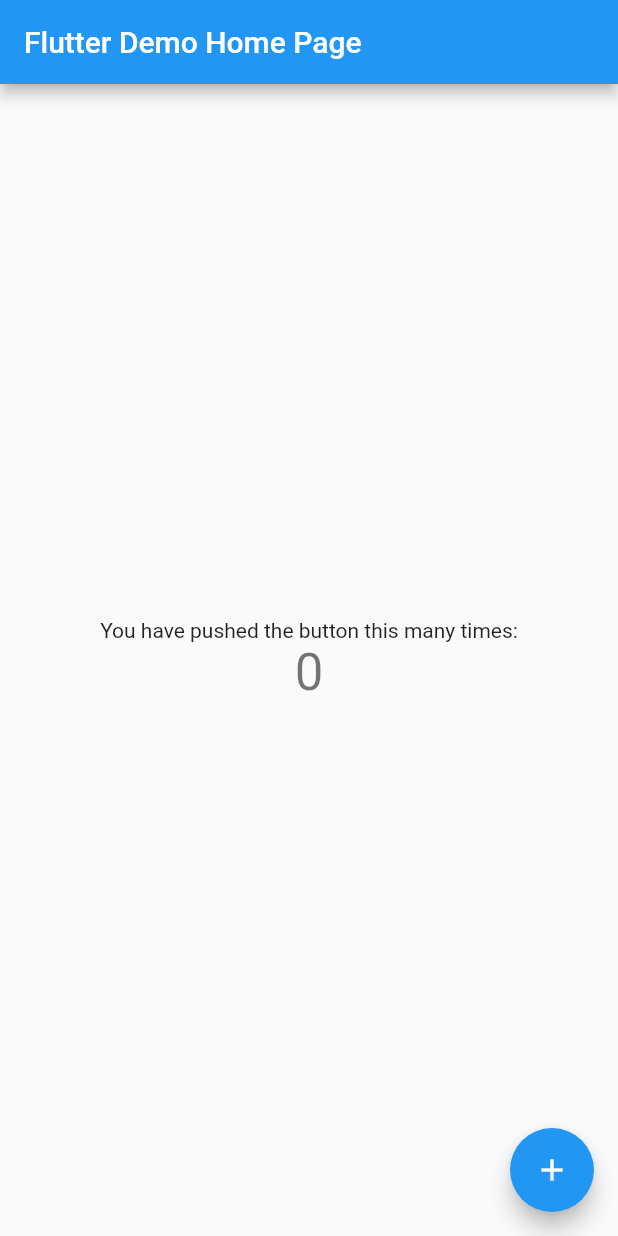
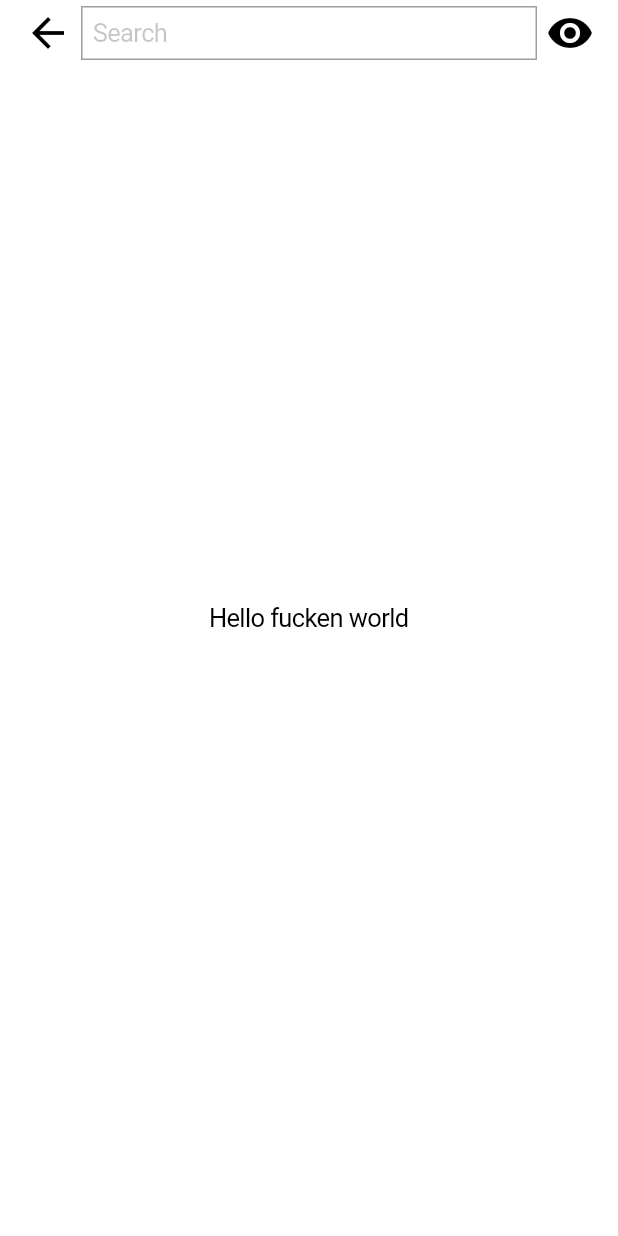
Before and after one commit to plokmij/search-pageUI, a Flutter app: the screen it shows after launch, on a phone screen of 412 x 824 dp. Run offline on Flutter 3.47's test engine with Material 2 defaults, Android fonts, the phone set to English and light mode, and no system bars.

Commit message:
add navbar

```diff
--- a/lib/main.dart
+++ b/lib/main.dart
@@ -1,111 +1,34 @@
+import 'package:flutter/cupertino.dart';
 import 'package:flutter/material.dart';
 
-void main() => runApp(MyApp());
+void main() {
+  runApp(App());
+}
 
-class MyApp extends StatelessWidget {
-  // This widget is the root of your application.
-  @override
+class App extends StatelessWidget {
   Widget build(BuildContext context) {
-    return MaterialApp(
-      title: 'Flutter Demo',
-      theme: ThemeData(
-        // This is the theme of your application.
-        //
-        // Try running your application with "flutter run". You'll see the
-        // application has a blue toolbar. Then, without quitting the app, try
-        // changing the primarySwatch below to Colors.green and then invoke
-        // "hot reload" (press "r" in the console where you ran "flutter run",
-        // or simply save your changes to "hot reload" in a Flutter IDE).
-        // Notice that the counter didn't reset back to zero; the application
-        // is not restarted.
-        primarySwatch: Colors.blue,
+    return CupertinoApp(
+      home: CupertinoPageScaffold(
+        child: Center(
+          child: Text('Hello fucken world'),
+        ),
+        navigationBar: CupertinoNavigationBar(
+          leading: Icon(Icons.arrow_back,
+          color: Colors.black,),
+          middle: CupertinoTextField(
+            placeholder: 'Search',
+            decoration: BoxDecoration(
+              color: Colors.white10,
+              border: Border.all(
+                width: 1.0,
+                color: Colors.grey,
+              )
+            ),
+          ),
+          trailing: Icon(Icons.remove_red_eye,
+          color: Colors.black,),
+        ),
       ),
-      home: MyHomePage(title: 'Flutter Demo Home Page'),
     );
   }
 }
-
-class MyHomePage extends StatefulWidget {
-  MyHomePage({Key key, this.title}) : super(key: key);
-
-  // This widget is the home page of your application. It is stateful, meaning
-  // that it has a State object (defined below) that contains fields that affect
-  // how it looks.
-
-  // This class is the configuration for the state. It holds the values (in this
-  // case the title) provided by the parent (in this case the App widget) and
-  // used by the build method of the State. Fields in a Widget subclass are
-  // always marked "final".
-
-  final String title;
-
-  @override
-  _MyHomePageState createState() => _MyHomePageState();
-}
-
-class _MyHomePageState extends State<MyHomePage> {
-  int _counter = 0;
-
-  void _incrementCounter() {
-    setState(() {
-      // This call to setState tells the Flutter framework that something has
-      // changed in this State, which causes it to rerun the build method below
-      // so that the display can reflect the updated values. If we changed
-      // _counter without calling setState(), then the build method would not be
-      // called again, and so nothing would appear to happen.
-      _counter++;
-    });
-  }
-
-  @override
-  Widget build(BuildContext context) {
-    // This method is rerun every time setState is called, for instance as done
-    // by the _incrementCounter method above.
-    //
-    // The Flutter framework has been optimized to make rerunning build methods
-    // fast, so that you can just rebuild anything that needs updating rather
-    // than having to individually change instances of widgets.
-    return Scaffold(
-      appBar: AppBar(
-        // Here we take the value from the MyHomePage object that was created by
-        // the App.build method, and use it to set our appbar title.
-        title: Text(widget.title),
-      ),
-      body: Center(
-        // Center is a layout widget. It takes a single child and positions it
-        // in the middle of the parent.
-        child: Column(
-          // Column is also layout widget. It takes a list of children and
-          // arranges them vertically. By default, it sizes itself to fit its
-          // children horizontally, and tries to be as tall as its parent.
-          //
-          // Invoke "debug painting" (press "p" in the console, choose the
-          // "Toggle Debug Paint" action from the Flutter Inspector in Android
-          // Studio, or the "Toggle Debug Paint" command in Visual Studio Code)
-          // to see the wireframe for each widget.
-          //
-          // Column has various properties to control how it sizes itself and
-          // how it positions its children. Here we use mainAxisAlignment to
-          // center the children vertically; the main axis here is the vertical
-          // axis because Columns are vertical (the cross axis would be
-          // horizontal).
-          mainAxisAlignment: MainAxisAlignment.center,
-          children: <Widget>[
-            Text(
-              'You have pushed the button this many times:',
-            ),
-            Text(
-              '$_counter',
-              style: Theme.of(context).textTheme.display1,
-            ),
-          ],
-        ),
-      ),
-      floatingActionButton: FloatingActionButton(
-        onPressed: _incrementCounter,
-        tooltip: 'Increment',
-        child: Icon(Icons.add),
-      ), // This trailing comma makes auto-formatting nicer for build methods.
-    );
-  }
-}
--- /dev/null
+++ b/lib/widgets/location_card.dart
@@ -0,0 +1,20 @@
+import 'package:flutter/material.dart';
+
+class LocationCard extends StatelessWidget {
+  final String location;
+  LocationCard({this.location});
+
+  Widget build(BuildContext context) {
+    return Text('Under construction');
+  }
+
+  Widget card(){
+    return Container(
+      child: Stack(
+        children: <Widget>[
+
+        ],
+      ),
+    );
+  }
+}
```
